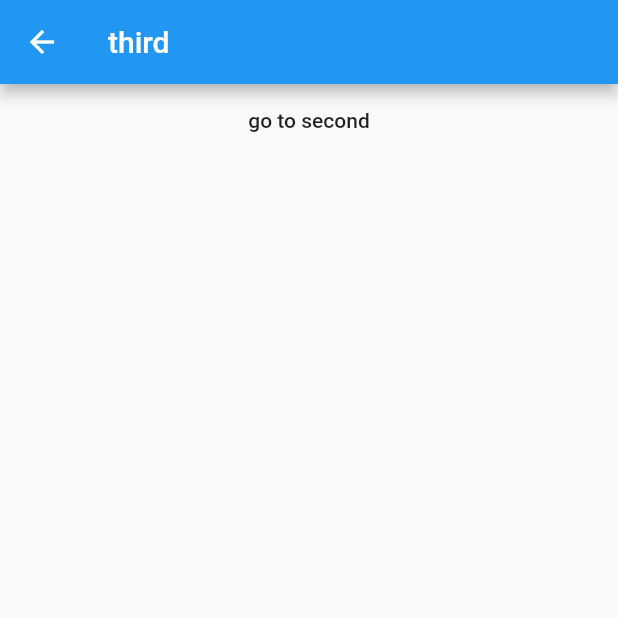
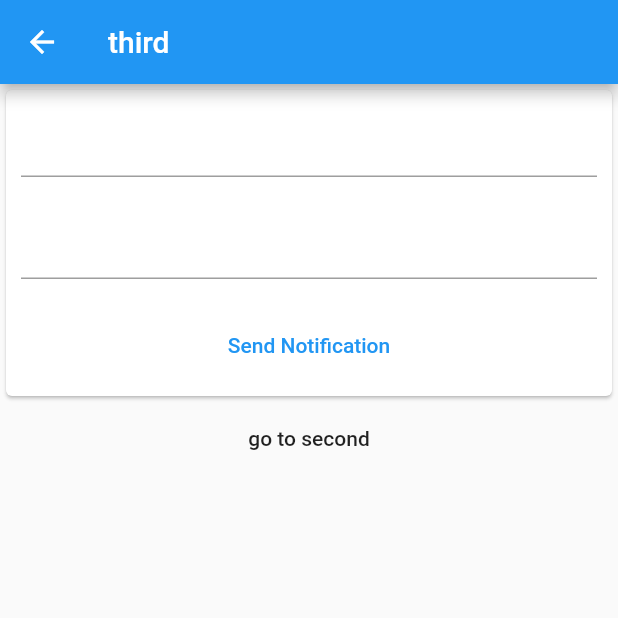
Before and after one commit to PawanGhewande/testapp2, a Flutter app: the ThirdPage screen opened directly, on a phone screen of 412 x 824 dp, the top half of it. Run offline on Flutter 3.47's test engine with Material 2 defaults, Android fonts, the phone set to English and light mode, and no system bars; our stand-ins replace flutter_local_notifications, shared_preferences; accounts and stored records are empty.

Commit message:
Added notification BLoC.

```diff
--- a/lib/core/navigation/my_route_delegate.dart
+++ b/lib/core/navigation/my_route_delegate.dart
@@ -2,7 +2,7 @@ import 'package:flutter/material.dart';
 import 'package:testapp2/core/navigation/my_route_informtion_parser.dart';
 import 'package:testapp2/screens/first_page.dart';
 import 'package:testapp2/screens/second_page.dart';
-import 'package:testapp2/screens/third_page.dart';
+import 'package:testapp2/screens/third_page/presesntation/third_page.dart';
 
 class MyRouterDelegate extends RouterDelegate<MyRoutes>
     with ChangeNotifier, PopNavigatorRouterDelegateMixin<MyRoutes> {
--- a/lib/main.dart
+++ b/lib/main.dart
@@ -1,5 +1,4 @@
 import 'package:flutter/material.dart';
-import 'package:flutter/scheduler.dart';
 
 import 'core/data/shared_data.dart';
 import 'core/navigation/my_route_delegate.dart';
--- a/lib/screens/first_page.dart
+++ b/lib/screens/first_page.dart
@@ -1,7 +1,7 @@
 import 'package:flutter/material.dart';
-import 'package:testapp2/core/data/shared_data.dart';
-import 'package:testapp2/core/navigation/my_route_delegate.dart';
-import 'package:testapp2/core/navigation/my_route_informtion_parser.dart';
+import '../core/data/shared_data.dart';
+import '../core/navigation/my_route_delegate.dart';
+import '../core/navigation/my_route_informtion_parser.dart';
 
 class FirstPage extends StatefulWidget {
   const FirstPage({Key? key}) : super(key: key);
--- a/lib/screens/second_page.dart
+++ b/lib/screens/second_page.dart
@@ -1,6 +1,6 @@
 import 'package:flutter/material.dart';
-import 'package:testapp2/core/navigation/my_route_delegate.dart';
-import 'package:testapp2/core/navigation/my_route_informtion_parser.dart';
+import '../core/navigation/my_route_delegate.dart';
+import '../core/navigation/my_route_informtion_parser.dart';
 
 class SecondPage extends StatelessWidget {
   @override
--- a/lib/screens/third_page.dart
+++ /dev/null
@@ -1,24 +0,0 @@
-import 'package:flutter/material.dart';
-import 'package:testapp2/core/navigation/my_route_delegate.dart';
-import 'package:testapp2/core/navigation/my_route_informtion_parser.dart';
-
-class ThirdPage extends StatelessWidget {
-  @override
-  Widget build(BuildContext context) {
-    return Scaffold(
-      appBar: AppBar(title: Text('third')),
-      body: Center(
-          child: Column(
-        children: <Widget>[
-          MaterialButton(
-            child: Text('go to second'),
-            onPressed: () {
-              (Router.of(context).routerDelegate as MyRouterDelegate)
-                  .configuration = MyRoutes.second;
-            },
-          )
-        ],
-      )),
-    );
-  }
-}
--- /dev/null
+++ b/lib/screens/third_page/domain/notification.dart
@@ -0,0 +1,9 @@
+class NotiModel {
+  final String title;
+  final String content;
+
+  NotiModel({required this.title, required this.content});
+
+  String getTitle() => title;
+  String getContent() => content;
+}
--- /dev/null
+++ b/lib/screens/third_page/presesntation/third_page.dart
@@ -0,0 +1,81 @@
+import 'package:flutter/material.dart';
+import 'package:testapp2/screens/third_page/domain/notification.dart';
+import 'package:testapp2/screens/third_page/presesntation/view_model.dart';
+import '../../../core/navigation/my_route_delegate.dart';
+import '../../../core/navigation/my_route_informtion_parser.dart';
+
+class ThirdPage extends StatefulWidget {
+  const ThirdPage({Key? key}) : super(key: key);
+
+  @override
+  _ThirdPageState createState() => _ThirdPageState();
+}
+
+class _ThirdPageState extends State<ThirdPage> {
+  late final TextEditingController _titleController;
+  late final TextEditingController _contentController;
+  final NotificationBLoC bloc = NotificationBLoC();
+  @override
+  void initState() {
+    _titleController = TextEditingController();
+    _contentController = TextEditingController();
+
+    super.initState();
+  }
+
+  @override
+  Widget build(BuildContext context) {
+    return Scaffold(
+      appBar: AppBar(title: Text('third')),
+      body: Center(
+          child: Column(
+        children: <Widget>[
+          Card(
+            child: Column(
+              mainAxisAlignment: MainAxisAlignment.spaceAround,
+              children: [
+                Padding(
+                  padding: const EdgeInsets.all(10.0),
+                  child: TextField(
+                    controller: _titleController,
+                  ),
+                ),
+                Padding(
+                  padding: const EdgeInsets.all(10.0),
+                  child: TextField(
+                    controller: _contentController,
+                  ),
+                ),
+                Padding(
+                  padding: const EdgeInsets.all(10.0),
+                  child: TextButton(
+
+                      onPressed: () {
+                        bloc.notiSink.add(new NotiModel(
+                            title: _titleController.text,
+                            content: _contentController.text));
+                      },
+                      child: Text('Send Notification')),
+                )
+              ],
+            ),
+          ),
+          MaterialButton(
+            child: Text('go to second'),
+            onPressed: () {
+              (Router.of(context).routerDelegate as MyRouterDelegate)
+                  .configuration = MyRoutes.second;
+            },
+          )
+        ],
+      )),
+    );
+  }
+
+  @override
+  void dispose() {
+    super.dispose();
+    _titleController.dispose();
+    _contentController.dispose();
+  }
+}
```
Also changed, not shown: lib/screens/third_page/presesntation/view_model.dart (added, +45 -0 lines), pubspec.yaml (+3 -54 lines), pubspec.lock, 1 other file.
